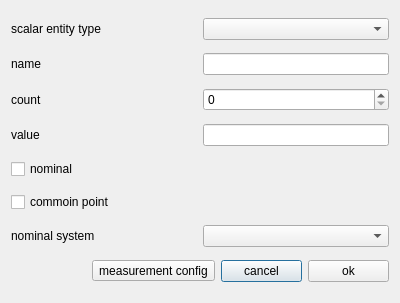
First picture: the form in ui/scalarentitydialog.ui, repository OpenIndy/OpenIndy, before the edit.
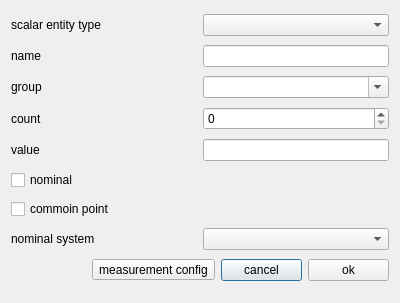
Second picture: the form after the edit.

Commit message: Groups can now be selected directly when creating features #20

The edit to the form file:
```diff
--- a/ui/scalarentitydialog.ui
+++ b/ui/scalarentitydialog.ui
@@ -19,8 +19,8 @@
   <property name="windowTitle">
    <string>create scalar entity</string>
   </property>
-  <layout class="QVBoxLayout" name="verticalLayout">
-   <item>
+  <layout class="QGridLayout" name="gridLayout">
+   <item row="0" column="0">
     <layout class="QHBoxLayout" name="horizontalLayout_2" stretch="1,1">
      <item>
       <widget class="QLabel" name="label_scalarEntityType">
@@ -34,7 +34,7 @@
      </item>
     </layout>
    </item>
-   <item>
+   <item row="1" column="0">
     <layout class="QHBoxLayout" name="horizontalLayout_3" stretch="1,1">
      <item>
       <widget class="QLabel" name="label_name">
@@ -48,7 +48,25 @@
      </item>
     </layout>
    </item>
-   <item>
+   <item row="2" column="0">
+    <layout class="QHBoxLayout" name="horizontalLayout_7">
+     <item>
+      <widget class="QLabel" name="label_group">
+       <property name="text">
+        <string>group</string>
+       </property>
+      </widget>
+     </item>
+     <item>
+      <widget class="QComboBox" name="comboBox_group">
+       <property name="editable">
+        <bool>true</bool>
+       </property>
+      </widget>
+     </item>
+    </layout>
+   </item>
+   <item row="3" column="0">
     <layout class="QHBoxLayout" name="horizontalLayout_4" stretch="1,1">
      <item>
       <widget class="QLabel" name="label_count">
@@ -62,7 +80,7 @@
      </item>
     </layout>
    </item>
-   <item>
+   <item row="4" column="0">
     <layout class="QHBoxLayout" name="horizontalLayout_5" stretch="1,1">
      <item>
       <widget class="QLabel" name="label_value">
@@ -76,21 +94,21 @@
      </item>
     </layout>
    </item>
-   <item>
+   <item row="5" column="0">
     <widget class="QCheckBox" name="checkBox_nominal">
      <property name="text">
       <string>nominal</string>
      </property>
     </widget>
    </item>
-   <item>
+   <item row="6" column="0">
     <widget class="QCheckBox" name="checkBox_commonPoint">
      <property name="text">
       <string>commoin point</string>
      </property>
     </widget>
    </item>
-   <item>
+   <item row="7" column="0">
     <layout class="QHBoxLayout" name="horizontalLayout_6" stretch="1,1">
      <item>
       <widget class="QLabel" name="label_nominalSystem">
@@ -104,7 +122,7 @@
      </item>
     </layout>
    </item>
-   <item>
+   <item row="8" column="0">
     <layout class="QHBoxLayout" name="horizontalLayout" stretch="1,1,1,1">
      <item>
       <spacer name="horizontalSpacer">
```
The commit also changes 11 other files.
